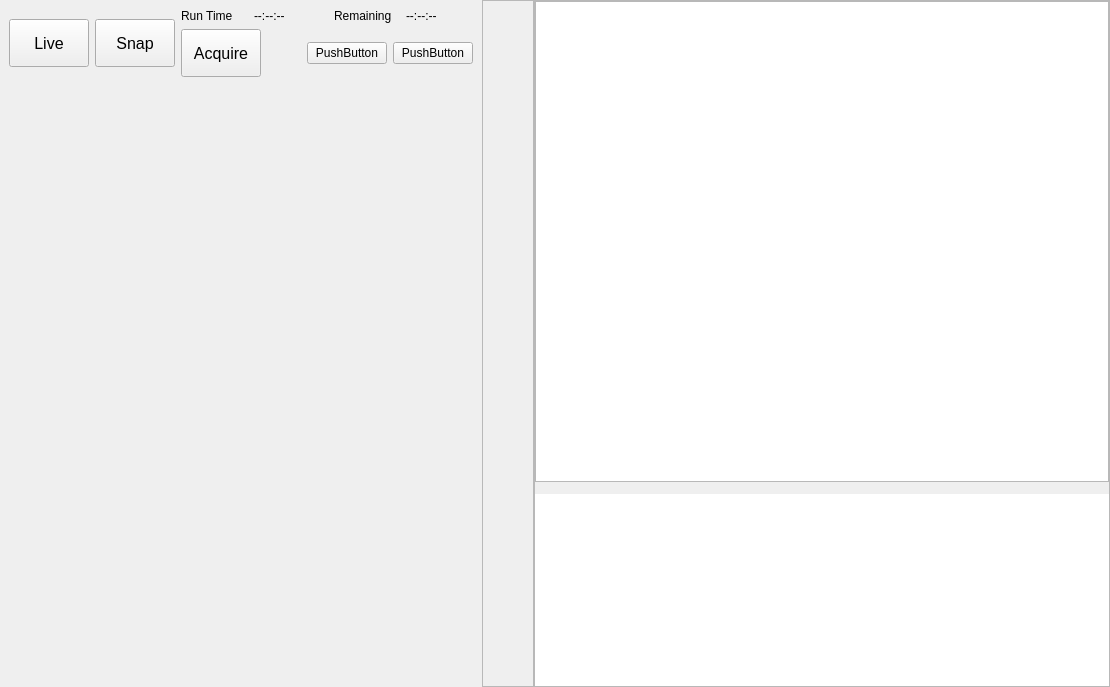
liuyenting/olive-core, file olive/gui/backend/qt/acquisition/view.ui: the form before one commit.
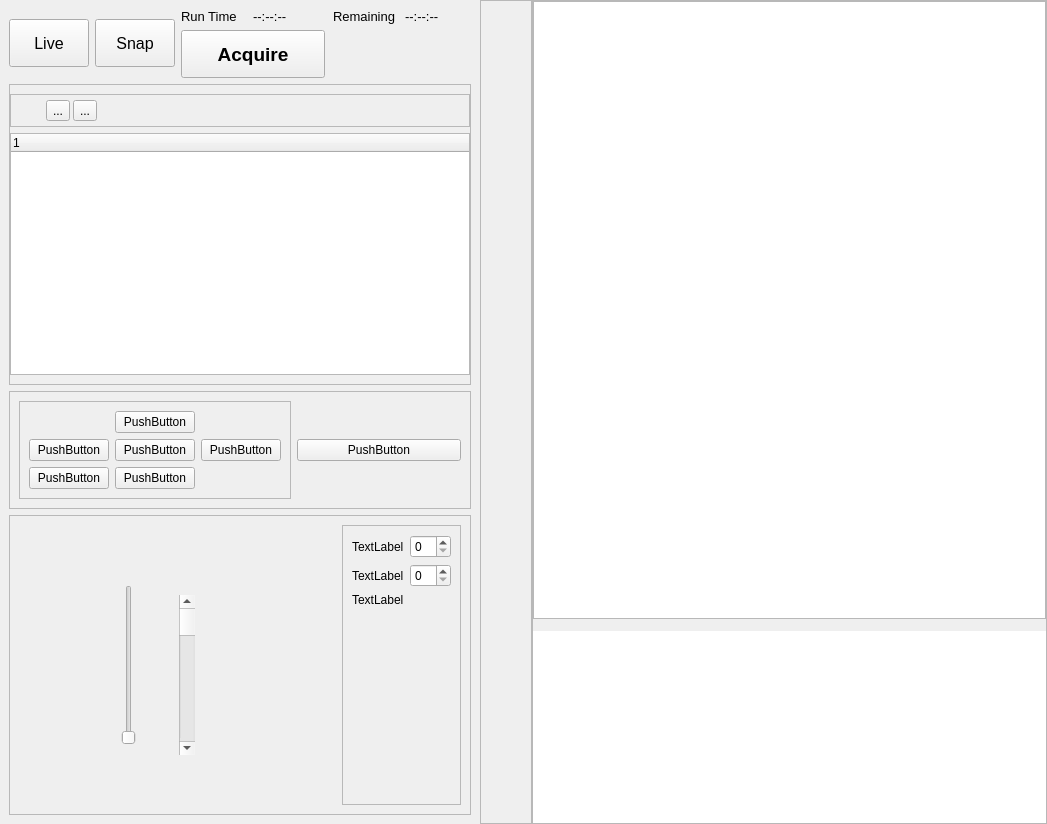
The form after the commit. Icons and pictures are not drawn.

The edit to the form file:
```diff
--- a/olive/gui/backend/qt/acquisition/view.ui
+++ b/olive/gui/backend/qt/acquisition/view.ui
@@ -6,8 +6,8 @@
    <rect>
     <x>0</x>
     <y>0</y>
-    <width>1110</width>
-    <height>687</height>
+    <width>1047</width>
+    <height>824</height>
    </rect>
   </property>
   <property name="windowTitle">
@@ -52,7 +52,7 @@
      <property name="lineWidth">
       <number>0</number>
      </property>
-     <layout class="QVBoxLayout" name="verticalLayout_4">
+     <layout class="QVBoxLayout" name="verticalLayout_3">
       <item>
        <layout class="QHBoxLayout" name="horizontalLayout">
         <item>
@@ -97,6 +97,11 @@
            <layout class="QHBoxLayout" name="horizontalLayout_2">
             <item>
              <widget class="QLabel" name="label">
+              <property name="font">
+               <font>
+                <pointsize>10</pointsize>
+               </font>
+              </property>
               <property name="text">
                <string>Run Time</string>
               </property>
@@ -104,6 +109,11 @@
             </item>
             <item>
              <widget class="QLabel" name="label_2">
+              <property name="font">
+               <font>
+                <pointsize>10</pointsize>
+               </font>
+              </property>
               <property name="text">
                <string>--:--:--</string>
               </property>
@@ -118,6 +128,11 @@
             </item>
             <item>
              <widget class="QLabel" name="label_3">
+              <property name="font">
+               <font>
+                <pointsize>10</pointsize>
+               </font>
+              </property>
               <property name="text">
                <string>Remaining</string>
               </property>
@@ -125,6 +140,11 @@
             </item>
             <item>
              <widget class="QLabel" name="label_4">
+              <property name="font">
+               <font>
+                <pointsize>10</pointsize>
+               </font>
+              </property>
               <property name="text">
                <string>--:--:--</string>
               </property>
@@ -138,13 +158,15 @@
              <widget class="QPushButton" name="acquire">
               <property name="minimumSize">
                <size>
-                <width>0</width>
+                <width>144</width>
                 <height>48</height>
                </size>
               </property>
               <property name="font">
                <font>
-                <pointsize>12</pointsize>
+                <pointsize>14</pointsize>
+                <weight>75</weight>
+                <bold>true</bold>
                </font>
               </property>
               <property name="text">
@@ -166,16 +188,42 @@
              </spacer>
             </item>
             <item>
-             <widget class="QPushButton" name="pause">
+             <widget class="QToolButton" name="pause">
               <property name="text">
-               <string>PushButton</string>
+               <string notr="true"/>
+              </property>
+              <property name="icon">
+               <iconset resource="../resources/resources.qrc">
+                <normaloff>:/acquisition/pause</normaloff>:/acquisition/pause</iconset>
+              </property>
+              <property name="iconSize">
+               <size>
+                <width>36</width>
+                <height>36</height>
+               </size>
+              </property>
+              <property name="autoRaise">
+               <bool>true</bool>
               </property>
              </widget>
             </item>
             <item>
-             <widget class="QPushButton" name="stop">
+             <widget class="QToolButton" name="stop">
               <property name="text">
-               <string>PushButton</string>
+               <string notr="true"/>
+              </property>
+              <property name="icon">
+               <iconset resource="../resources/resources.qrc">
+                <normaloff>:/acquisition/stop</normaloff>:/acquisition/stop</iconset>
+              </property>
+              <property name="iconSize">
+               <size>
+                <width>36</width>
+                <height>36</height>
+               </size>
+              </property>
+              <property name="autoRaise">
+               <bool>true</bool>
               </property>
              </widget>
             </item>
@@ -186,21 +234,268 @@
        </layout>
       </item>
       <item>
-       <layout class="QVBoxLayout" name="verticalLayout_3">
-        <item>
-         <spacer name="verticalSpacer">
-          <property name="orientation">
-           <enum>Qt::Vertical</enum>
-          </property>
-          <property name="sizeHint" stdset="0">
-           <size>
-            <width>20</width>
-            <height>40</height>
-           </size>
-          </property>
-         </spacer>
-        </item>
-       </layout>
+       <widget class="QFrame" name="frame">
+        <property name="frameShape">
+         <enum>QFrame::StyledPanel</enum>
+        </property>
+        <property name="frameShadow">
+         <enum>QFrame::Raised</enum>
+        </property>
+        <layout class="QVBoxLayout" name="verticalLayout_4">
+         <property name="leftMargin">
+          <number>0</number>
+         </property>
+         <property name="rightMargin">
+          <number>0</number>
+         </property>
+         <item>
+          <widget class="QFrame" name="frame_2">
+           <property name="frameShape">
+            <enum>QFrame::StyledPanel</enum>
+           </property>
+           <property name="frameShadow">
+            <enum>QFrame::Raised</enum>
+           </property>
+           <layout class="QHBoxLayout" name="horizontalLayout_4">
+            <property name="spacing">
+             <number>3</number>
+            </property>
+            <property name="leftMargin">
+             <number>0</number>
+            </property>
+            <property name="topMargin">
+             <number>0</number>
+            </property>
+            <property name="rightMargin">
+             <number>0</number>
+            </property>
+            <property name="bottomMargin">
+             <number>0</number>
+            </property>
+            <item>
+             <widget class="QToolButton" name="toolButton_2">
+              <property name="text">
+               <string notr="true"/>
+              </property>
+              <property name="icon">
+               <iconset resource="../resources/resources.qrc">
+                <normaloff>:/acquisition/add</normaloff>:/acquisition/add</iconset>
+              </property>
+              <property name="iconSize">
+               <size>
+                <width>24</width>
+                <height>24</height>
+               </size>
+              </property>
+              <property name="autoRaise">
+               <bool>true</bool>
+              </property>
+             </widget>
+            </item>
+            <item>
+             <widget class="QToolButton" name="toolButton_3">
+              <property name="text">
+               <string>...</string>
+              </property>
+             </widget>
+            </item>
+            <item>
+             <widget class="QToolButton" name="toolButton">
+              <property name="text">
+               <string>...</string>
+              </property>
+             </widget>
+            </item>
+            <item>
+             <spacer name="horizontalSpacer_3">
+              <property name="orientation">
+               <enum>Qt::Horizontal</enum>
+              </property>
+              <property name="sizeHint" stdset="0">
+               <size>
+                <width>40</width>
+                <height>20</height>
+               </size>
+              </property>
+             </spacer>
+            </item>
+           </layout>
+          </widget>
+         </item>
+         <item>
+          <widget class="QTreeWidget" name="channels">
+           <column>
+            <property name="text">
+             <string notr="true">1</string>
+            </property>
+           </column>
+          </widget>
+         </item>
+        </layout>
+       </widget>
+      </item>
+      <item>
+       <widget class="QFrame" name="joystick">
+        <property name="frameShape">
+         <enum>QFrame::StyledPanel</enum>
+        </property>
+        <property name="frameShadow">
+         <enum>QFrame::Raised</enum>
+        </property>
+        <layout class="QHBoxLayout" name="horizontalLayout_5">
+         <item>
+          <widget class="QFrame" name="buttons">
+           <property name="frameShape">
+            <enum>QFrame::StyledPanel</enum>
+           </property>
+           <property name="frameShadow">
+            <enum>QFrame::Raised</enum>
+           </property>
+           <layout class="QGridLayout" name="gridLayout">
+            <item row="0" column="1">
+             <widget class="QPushButton" name="up">
+              <property name="text">
+               <string>PushButton</string>
+              </property>
+             </widget>
+            </item>
+            <item row="1" column="0">
+             <widget class="QPushButton" name="left">
+              <property name="text">
+               <string>PushButton</string>
+              </property>
+             </widget>
+            </item>
+            <item row="1" column="1">
+             <widget class="QPushButton" name="home">
+              <property name="text">
+               <string>PushButton</string>
+              </property>
+             </widget>
+            </item>
+            <item row="1" column="2">
+             <widget class="QPushButton" name="right">
+              <property name="text">
+               <string>PushButton</string>
+              </property>
+             </widget>
+            </item>
+            <item row="2" column="0">
+             <widget class="QPushButton" name="coarse_fine">
+              <property name="text">
+               <string>PushButton</string>
+              </property>
+             </widget>
+            </item>
+            <item row="2" column="1">
+             <widget class="QPushButton" name="down">
+              <property name="text">
+               <string>PushButton</string>
+              </property>
+             </widget>
+            </item>
+           </layout>
+          </widget>
+         </item>
+         <item>
+          <widget class="QPushButton" name="pushButton">
+           <property name="text">
+            <string>PushButton</string>
+           </property>
+          </widget>
+         </item>
+        </layout>
+       </widget>
+      </item>
+      <item>
+       <widget class="QFrame" name="frame_3">
+        <property name="styleSheet">
+         <string notr="true"/>
+        </property>
+        <property name="frameShape">
+         <enum>QFrame::StyledPanel</enum>
+        </property>
+        <property name="frameShadow">
+         <enum>QFrame::Raised</enum>
+        </property>
+        <layout class="QGridLayout" name="gridLayout_2">
+         <item row="1" column="0">
+          <widget class="QWidget" name="widget" native="true">
+           <property name="sizePolicy">
+            <sizepolicy hsizetype="Expanding" vsizetype="Expanding">
+             <horstretch>0</horstretch>
+             <verstretch>0</verstretch>
+            </sizepolicy>
+           </property>
+           <widget class="QSlider" name="verticalSlider">
+            <property name="geometry">
+             <rect>
+              <x>100</x>
+              <y>60</y>
+              <width>19</width>
+              <height>160</height>
+             </rect>
+            </property>
+            <property name="orientation">
+             <enum>Qt::Vertical</enum>
+            </property>
+           </widget>
+           <widget class="QScrollBar" name="verticalScrollBar">
+            <property name="geometry">
+             <rect>
+              <x>160</x>
+              <y>70</y>
+              <width>16</width>
+              <height>160</height>
+             </rect>
+            </property>
+            <property name="orientation">
+             <enum>Qt::Vertical</enum>
+            </property>
+           </widget>
+          </widget>
+         </item>
+         <item row="1" column="1">
+          <widget class="QFrame" name="frame_4">
+           <property name="frameShape">
+            <enum>QFrame::StyledPanel</enum>
+           </property>
+           <property name="frameShadow">
+            <enum>QFrame::Raised</enum>
+           </property>
+           <layout class="QFormLayout" name="formLayout">
+            <item row="0" column="0">
+             <widget class="QLabel" name="label_5">
+              <property name="text">
+               <string>TextLabel</string>
+              </property>
+             </widget>
+            </item>
+            <item row="0" column="1">
+             <widget class="QSpinBox" name="spinBox"/>
+            </item>
+            <item row="1" column="0">
+             <widget class="QLabel" name="label_6">
+              <property name="text">
+               <string>TextLabel</string>
+              </property>
+             </widget>
+            </item>
+            <item row="2" column="0">
+             <widget class="QLabel" name="label_7">
+              <property name="text">
+               <string>TextLabel</string>
+              </property>
+             </widget>
+            </item>
+            <item row="1" column="1">
+             <widget class="QSpinBox" name="spinBox_2"/>
+            </item>
+           </layout>
+          </widget>
+         </item>
+        </layout>
+       </widget>
       </item>
      </layout>
     </widget>
@@ -357,7 +652,20 @@
             <number>0</number>
            </property>
            <item>
-            <widget class="QGraphicsView" name="canvas"/>
+            <widget class="QGraphicsView" name="canvas">
+             <property name="sizePolicy">
+              <sizepolicy hsizetype="MinimumExpanding" vsizetype="MinimumExpanding">
+               <horstretch>1</horstretch>
+               <verstretch>1</verstretch>
+              </sizepolicy>
+             </property>
+             <property name="minimumSize">
+              <size>
+               <width>512</width>
+               <height>512</height>
+              </size>
+             </property>
+            </widget>
            </item>
            <item>
             <widget class="QFrame" name="image_zoom">
```
Left out of the diff: 3 changed lines with no effect on the pictures.
